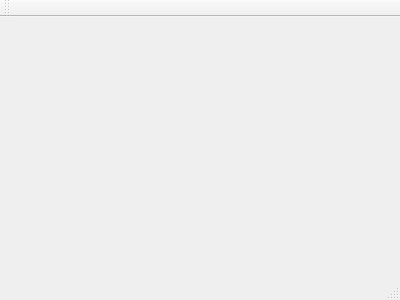
Above: client/tap_client/mainwindow.ui from yamamushi/theasciiproject before the change. Below: the same form after it.
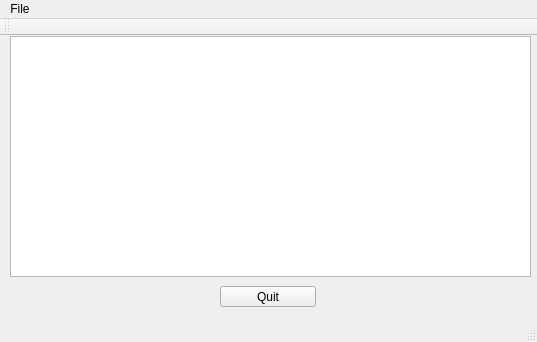
That is the form after the change.

Diff of the .ui file:
```diff
--- a/client/tap_client/mainwindow.ui
+++ b/client/tap_client/mainwindow.ui
@@ -1,24 +1,84 @@
 <ui version="4.0">
  <class>MainWindow</class>
- <widget class="QMainWindow" name="MainWindow" >
-  <property name="geometry" >
+ <widget class="QMainWindow" name="MainWindow">
+  <property name="geometry">
    <rect>
     <x>0</x>
     <y>0</y>
-    <width>400</width>
-    <height>300</height>
+    <width>537</width>
+    <height>342</height>
    </rect>
   </property>
   <property name="windowTitle" >
    <string>MainWindow</string>
   </property>
-  <widget class="QMenuBar" name="menuBar" />
-  <widget class="QToolBar" name="mainToolBar" />
-  <widget class="QWidget" name="centralWidget" />
-  <widget class="QStatusBar" name="statusBar" />
+  <widget class="QWidget" name="centralWidget">
+   <widget class="QTextEdit" name="textEdit">
+    <property name="geometry">
+     <rect>
+      <x>10</x>
+      <y>0</y>
+      <width>521</width>
+      <height>241</height>
+     </rect>
+    </property>
+   </widget>
+   <widget class="QPushButton" name="quitButton">
+    <property name="geometry">
+     <rect>
+      <x>220</x>
+      <y>250</y>
+      <width>96</width>
+      <height>21</height>
+     </rect>
+    </property>
+    <property name="text">
+     <string>Quit</string>
+    </property>
+   </widget>
+   <zorder>textEdit</zorder>
+   <zorder>quitButton</zorder>
+   <zorder>quitButton</zorder>
+  </widget>
+  <widget class="QMenuBar" name="menuBar">
+   <property name="geometry">
+    <rect>
+     <x>0</x>
+     <y>0</y>
+     <width>537</width>
+     <height>29</height>
+    </rect>
+   </property>
+   <widget class="QMenu" name="menuFile">
+    <property name="title">
+     <string>File</string>
+    </property>
+    <addaction name="actionOpen"/>
+    <addaction name="actionSave"/>
+   </widget>
+   <addaction name="menuFile"/>
+  </widget>
+  <widget class="QToolBar" name="mainToolBar">
+   <attribute name="toolBarArea">
+    <enum>TopToolBarArea</enum>
+   </attribute>
+   <attribute name="toolBarBreak">
+    <bool>false</bool>
+   </attribute>
+  </widget>
+  <widget class="QStatusBar" name="statusBar"/>
+  <action name="actionOpen">
+   <property name="text">
+    <string>Open</string>
+   </property>
+  </action>
+  <action name="actionSave">
+   <property name="text">
+    <string>Save</string>
+   </property>
+  </action>
  </widget>
- <layoutDefault spacing="6" margin="11" />
- <pixmapfunction></pixmapfunction>
+ <layoutdefault spacing="6" margin="11"/>
  <resources/>
  <connections/>
 </ui>
```
Left out of the diff: 3 changed lines with no effect on the pictures.
